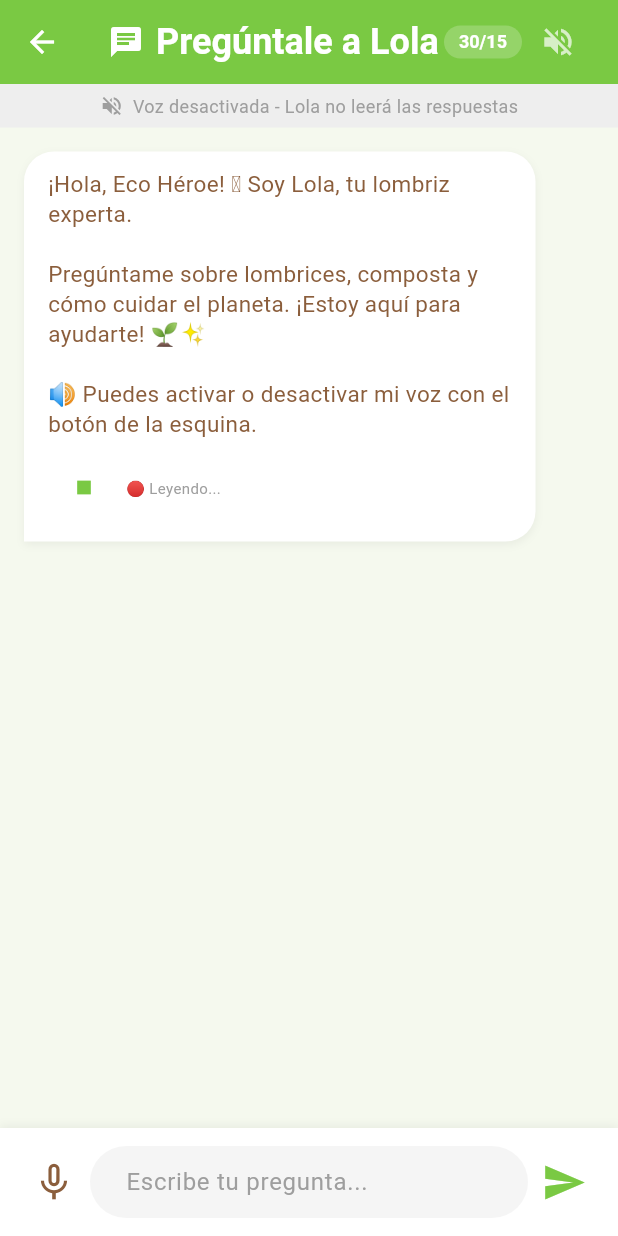
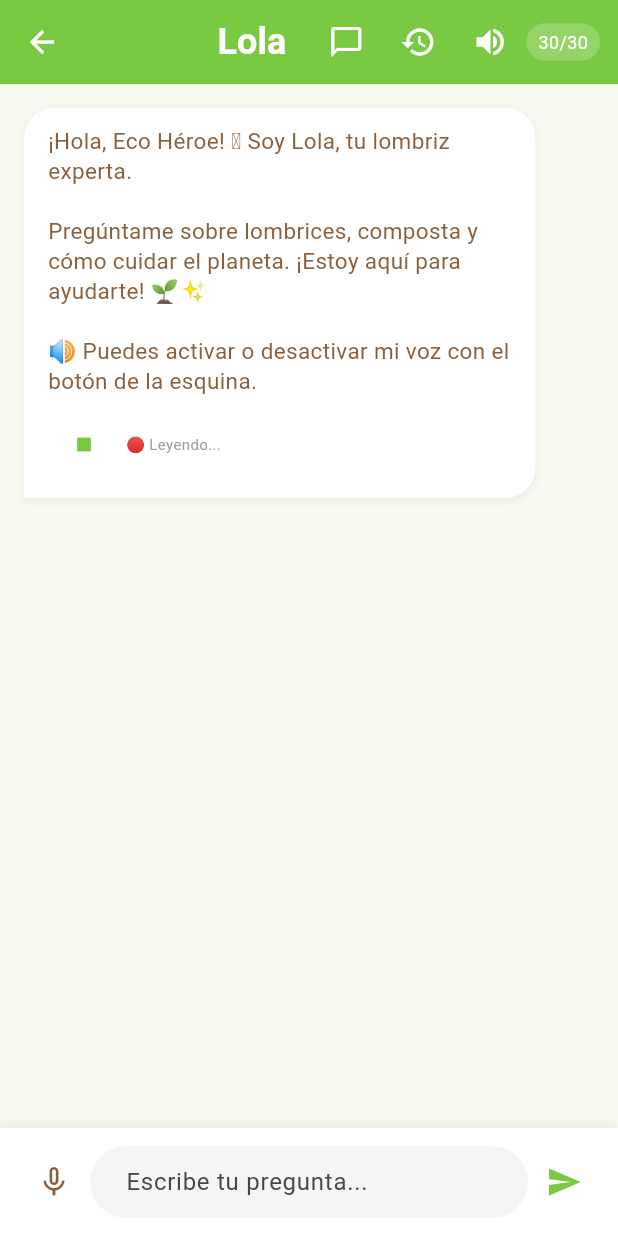
Before and after one commit to Davilui912/lombriaventura, a Flutter app: the ChatIAScreen screen opened directly, after a tap on the "volume up" icon, on a phone screen of 412 x 824 dp. Run offline on Flutter 3.47's test engine with Material 3 defaults, Android fonts, the phone set to English and light mode, and no system bars; our stand-ins replace connectivity_plus, flutter_tts, hive, hive_flutter, image_picker, speech_to_text; accounts and stored records are empty; Roboto replaces fonts that are missing (Fredoka, Nunito).

Commit message:
Arreglo de IA

```diff
--- /dev/null
+++ b/lib/models/conversacion.dart
@@ -0,0 +1,25 @@
+import 'package:hive/hive.dart';
+
+part 'conversacion.g.dart';
+
+@HiveType(typeId: 0)
+class Conversacion extends HiveObject {
+  @HiveField(0)
+  String id;
+
+  @HiveField(1)
+  String titulo;
+
+  @HiveField(2)
+  DateTime fecha;
+
+  @HiveField(3)
+  List<Map<String, String>> mensajes;
+
+  Conversacion({
+    required this.id,
+    required this.titulo,
+    required this.fecha,
+    required this.mensajes,
+  });
+}
--- a/lib/screens/chat_ia_screen.dart
+++ b/lib/screens/chat_ia_screen.dart
@@ -2,11 +2,15 @@ import 'package:flutter/material.dart';
 import 'package:flutter_tts/flutter_tts.dart';
 import 'package:speech_to_text/speech_to_text.dart';
 import '../config/theme.dart';
-//import '../services/ia_service.dart';
 import '../services/groq_service.dart';
+import '../services/conversacion_service.dart';
+import '../models/conversacion.dart';
+import 'historial_chat_screen.dart'; // Lo crearemos después
+import 'dart:math';
 
 class ChatIAScreen extends StatefulWidget {
-  const ChatIAScreen({super.key});
+  final String? conversacionId; // Para cargar conversación existente
+  const ChatIAScreen({super.key, this.conversacionId});
 
   @override
   State<ChatIAScreen> createState() => _ChatIAScreenState();
@@ -15,23 +19,81 @@ class ChatIAScreen extends StatefulWidget {
 class _ChatIAScreenState extends State<ChatIAScreen> {
   final TextEditingController _controller = TextEditingController();
   final ScrollController _scrollController = ScrollController();
-  //final IaService _iaService = IaService();
   final GroqService _iaService = GroqService();
   final FlutterTts _flutterTts = FlutterTts();
   final SpeechToText _speechToText = SpeechToText();
+  final ConversacionService _convService = ConversacionService();
 
   List<Map<String, String>> _mensajes = [];
   bool _isLoading = false;
   bool _isListening = false;
   bool _isSpeaking = false;
-  bool _vozAutomatica = false;  // ✅ Control de voz automática
+  bool _vozAutomatica = true;
+
+  String? _conversacionActualId;
+  String _conversacionTitulo = '';
 
   @override
   void initState() {
     super.initState();
     _initTTS();
     _initSpeech();
+    _cargarConversacion();
+  }
+
+  // ========== CARGAR CONVERSACIÓN ==========
+
+  Future<void> _cargarConversacion() async {
+    if (widget.conversacionId != null) {
+      final conversacion = await _convService.obtenerPorId(widget.conversacionId!);
+      if (conversacion != null) {
+        setState(() {
+          _mensajes = List.from(conversacion.mensajes);
+          _conversacionActualId = conversacion.id;
+          _conversacionTitulo = conversacion.titulo;
+        });
+        _scrollToBottom();
+        return;
+      }
+    }
     _agregarMensajeBienvenida();
+  }
+
+  void _agregarMensajeBienvenida() {
+    _mensajes = [{
+      'role': 'lola',
+      'content': '¡Hola, Eco Héroe! 🪱 Soy Lola, tu lombriz experta.\n\nPregúntame sobre lombrices, composta y cómo cuidar el planeta. ¡Estoy aquí para ayudarte! 🌱✨\n\n🔊 Puedes activar o desactivar mi voz con el botón de la esquina.',
+    }];
+    _conversacionActualId = null;
+    _conversacionTitulo = '';
+  }
+
+  // ✅ Guardar conversación automáticamente
+  Future<void> _guardarConversacion() async {
+    if (_mensajes.isEmpty) return;
+
+    // Solo guardar si hay más de 1 mensaje (bienvenida + alguna pregunta)
+    if (_mensajes.length <= 1) return;
+
+    final id = _conversacionActualId ?? DateTime.now().millisecondsSinceEpoch.toString();
+    final titulo = _conversacionTitulo.isEmpty && _mensajes.length > 1
+        ? _convService.generarTitulo(_mensajes[1]['content'] ?? 'Nueva conversación')
+        : _conversacionTitulo;
+
+    final conversacion = Conversacion(
+      id: id,
+      titulo: titulo,
+      fecha: DateTime.now(),
+      mensajes: List.from(_mensajes),
+    );
+
+    await _convService.guardarConversacion(conversacion);
+    if (_conversacionActualId == null) {
+      _conversacionActualId = id;
+    }
+    if (_conversacionTitulo.isEmpty && _mensajes.length > 1) {
+      _conversacionTitulo = titulo;
+    }
   }
 
   Future<void> _initTTS() async {
@@ -45,13 +107,6 @@ class _ChatIAScreenState extends State<ChatIAScreen> {
 
   Future<void> _initSpeech() async {
     await _speechToText.initialize();
-  }
-
-  void _agregarMensajeBienvenida() {
-    _mensajes.add({
-      'role': 'lola',
-      'content': '¡Hola, Eco Héroe! 🪱 Soy Lola, tu lombriz experta.\n\nPregúntame sobre lombrices, composta y cómo cuidar el planeta. ¡Estoy aquí para ayudarte! 🌱✨\n\n🔊 Puedes activar o desactivar mi voz con el botón de la esquina.',
-    });
   }
 
   void _scrollToBottom() {
@@ -70,6 +125,7 @@ class _ChatIAScreenState extends State<ChatIAScreen> {
     final pregunta = preguntaTexto ?? _controller.text.trim();
     if (pregunta.isEmpty) return;
 
+    // Agregar mensaje del usuario
     setState(() {
       _mensajes.add({'role': 'user', 'content': pregunta});
       _controller.clear();
@@ -86,7 +142,9 @@ class _ChatIAScreenState extends State<ChatIAScreen> {
       });
       _scrollToBottom();
 
-      // ✅ Solo leer automáticamente si la voz está activada
+      // ✅ Guardar conversación después de cada interacción
+      await _guardarConversacion();
+
       if (_vozAutomatica) {
         await _leerRespuesta(respuesta);
       }
@@ -99,6 +157,7 @@ class _ChatIAScreenState extends State<ChatIAScreen> {
         _isLoading = false;
       });
       _scrollToBottom();
+      await _guardarConversacion();
     }
   }
 
@@ -138,82 +197,101 @@ class _ChatIAScreenState extends State<ChatIAScreen> {
     }
   }
 
+  // ✅ Nueva conversación
+  void _nuevaConversacion() {
+    setState(() {
+      _mensajes = [];
+      _conversacionActualId = null;
+      _conversacionTitulo = '';
+      _agregarMensajeBienvenida();
+    });
+  }
+
+  // ✅ Ir al historial
+  void _verHistorial() async {
+    final result = await Navigator.push(
+      context,
+      MaterialPageRoute(builder: (_) => const HistorialChatScreen()),
+    );
+    if (result != null && result is String) {
+      _cargarConversacionPorId(result);
+    }
+  }
+
+  Future<void> _cargarConversacionPorId(String id) async {
+    final conversacion = await _convService.obtenerPorId(id);  // ✅ Con await
+    if (conversacion != null) {
+      setState(() {
+        _mensajes = List.from(conversacion.mensajes);
+        _conversacionActualId = conversacion.id;
+        _conversacionTitulo = conversacion.titulo;
+      });
+      _scrollToBottom();
+    }
+  }
+
   @override
   Widget build(BuildContext context) {
     final preguntasRestantes = _iaService.preguntasRestantesHoy;
 
     return Scaffold(
       appBar: AppBar(
-        title: Row(
-          children: [
-            const Icon(Icons.chat, color: Colors.white),
-            const SizedBox(width: 8),
-            const Text('Pregúntale a Lola'),
-            const Spacer(),
+        title: const Text('Lola'),
+        backgroundColor: AppTheme.verde,
+        actions: [
+          // ✅ Botón nueva conversación
+          IconButton(
+            icon: const Icon(Icons.chat_bubble_outline, color: Colors.white),
+            onPressed: _nuevaConversacion,
+            tooltip: 'Nueva conversación',
+          ),
+          // ✅ Botón historial
+          IconButton(
+            icon: const Icon(Icons.history, color: Colors.white),
+            onPressed: _verHistorial,
+            tooltip: 'Historial',
+          ),
+          // Botón de voz
+          IconButton(
+            icon: Icon(
+              _vozAutomatica ? Icons.volume_up : Icons.volume_off,
+              color: Colors.white,
+            ),
+            onPressed: () {
+              setState(() => _vozAutomatica = !_vozAutomatica);
+              if (!_vozAutomatica && _isSpeaking) _detenerLectura();
+            },
+          ),
+          // Contador
           Container(
-              padding: const EdgeInsets.symmetric(horizontal: 10, vertical: 4),
+            padding: const EdgeInsets.symmetric(horizontal: 8, vertical: 4),
+            margin: const EdgeInsets.only(right: 12),
             decoration: BoxDecoration(
               color: Colors.white.withValues(alpha: 0.2),
               borderRadius: BorderRadius.circular(20),
             ),
             child: Text(
-                '$preguntasRestantes/15',
-                style: const TextStyle(fontSize: 12),
+              '$preguntasRestantes/30',
+              style: const TextStyle(fontSize: 12, color: Colors.white),
             ),
-            ),
-            // ✅ Botón para activar/desactivar voz automática
-            IconButton(
-              icon: Icon(
-                _vozAutomatica ? Icons.volume_up : Icons.volume_off,
-                color: _vozAutomatica ? Colors.white : Colors.white70,
-              ),
-              onPressed: () {
-                setState(() {
-                  _vozAutomatica = !_vozAutomatica;
-                });
-                ScaffoldMessenger.of(context).showSnackBar(
-                  SnackBar(
-                    content: Text(
-                      _vozAutomatica
-                        ? '🔊 Voz de Lola ACTIVADA'
-                        : '🔇 Voz de Lola DESACTIVADA',
-                    ),
-                    duration: const Duration(seconds: 1),
-                  ),
-                );
-                if (!_vozAutomatica && _isSpeaking) {
-                  _detenerLectura();
-                }
-              },
-              tooltip: _vozAutomatica ? 'Desactivar voz' : 'Activar voz',
           ),
         ],
       ),
-        backgroundColor: AppTheme.verde,
-      ),
       body: Column(
         children: [
-          // ✅ Indicador cuando la voz está desactivada
           if (!_vozAutomatica)
             Container(
-              padding: const EdgeInsets.symmetric(vertical: 6),
-              decoration: BoxDecoration(
+              padding: const EdgeInsets.symmetric(vertical: 4),
               color: Colors.grey.shade200,
-              ),
               child: const Row(
                 mainAxisAlignment: MainAxisAlignment.center,
                 children: [
-                  Icon(Icons.volume_off, size: 16, color: Colors.grey),
-                  SizedBox(width: 6),
-                  Text(
-                    'Voz desactivada - Lola no leerá las respuestas',
-                    style: TextStyle(fontSize: 12, color: Colors.grey),
-                  ),
+                  Icon(Icons.volume_off, size: 14, color: Colors.grey),
+                  SizedBox(width: 4),
+                  Text('Voz desactivada', style: TextStyle(fontSize: 11)),
                 ],
               ),
             ),
-
-          // Lista de mensajes
           Expanded(
             child: ListView.builder(
               controller: _scrollController,
@@ -231,8 +309,6 @@ class _ChatIAScreenState extends State<ChatIAScreen> {
               },
             ),
           ),
-
-          // Área de entrada
           _buildInputArea(),
         ],
       ),
@@ -276,7 +352,6 @@ class _ChatIAScreenState extends State<ChatIAScreen> {
                   height: 1.3,
                 ),
               ),
-              // ✅ Botón manual "Escuchar" (siempre visible para mensajes de Lola)
               if (!esUsuario)
                 Padding(
                   padding: const EdgeInsets.only(top: 8),
@@ -349,34 +424,26 @@ class _ChatIAScreenState extends State<ChatIAScreen> {
               color: _isListening ? Colors.red : AppTheme.cafe,
             ),
             onPressed: _escucharPregunta,
-            iconSize: 30,
           ),
           Expanded(
             child: TextField(
               controller: _controller,
               decoration: InputDecoration(
                 hintText: 'Escribe tu pregunta...',
-                hintStyle: const TextStyle(color: Colors.grey),
                 border: OutlineInputBorder(
                   borderRadius: BorderRadius.circular(30),
                   borderSide: BorderSide.none,
                 ),
                 filled: true,
                 fillColor: Colors.grey.shade100,
-                contentPadding: const EdgeInsets.symmetric(
-                  horizontal: 20,
-                  vertical: 12,
+                contentPadding: const EdgeInsets.symmetric(horizontal: 20, vertical: 10),
               ),
-              ),
-              maxLines: 3,
-              minLines: 1,
               onSubmitted: (_) => _enviarMensaje(),
             ),
           ),
           IconButton(
             icon: const Icon(Icons.send, color: AppTheme.verde),
             onPressed: () => _enviarMensaje(),
-            iconSize: 30,
           ),
         ],
       ),
--- a/lib/services/groq_service.dart
+++ b/lib/services/groq_service.dart
@@ -81,7 +81,8 @@ RESPUESTA DE LOLA:
             {'role': 'user', 'content': prompt},
           ],
           'temperature': 0.7,
-          'max_tokens': 250,
+          'max_tokens': 900,
+          'top_p': 0.95,
         }),
       );
 
--- a/lib/services/ia_service.dart
+++ b/lib/services/ia_service.dart
@@ -104,9 +104,8 @@ class IaService {
     }
 
     if (preguntaLower.contains('emprendimiento') || preguntaLower.contains('vender') || preguntaLower.contains('dinero')) {
-      return '💰 ¡Sí! Puedes vender humus (composta) a $50-100 MXN por kilo, lixiviado a $30-50 MXN por litro, o vender lombrices a $100-200 MXN por 100. ¡Ayudas al planeta y ganas dinero! 🪱✨';
+  return '💰 ¡Sí! Puedes vender humus (composta) a \$50-100 MXN por kilo, lixiviado a \$30-50 MXN por litro, o vender lombrices a \$100-200 MXN por 100. ¡Ayudas al planeta y ganas dinero! 🪱✨';
     }
-
     if (preguntaLower.contains('problemas') || preguntaLower.contains('contaminacion') || preguntaLower.contains('basura')) {
       return '⚠️ La basura mezclada en vertederos produce LIXIVIADO TÓXICO que contamina el agua y el suelo. Por eso separamos los residuos orgánicos y hacemos composta. ¡Tú puedes ayudar! 🌍';
     }
--- a/pubspec.yaml
+++ b/pubspec.yaml
@@ -44,6 +44,8 @@ dependencies:
   uuid: ^4.5.3
 
 dev_dependencies:
+  build_runner: ^2.4.0
+  hive_generator: ^2.0.0
   flutter_test:
     sdk: flutter
   flutter_lints: ^5.0.0
```
Also changed, not shown: lib/main.dart (+11 -3 lines), lib/screens/historial_chat_screen.dart (added, +116 -0 lines), lib/services/conversacion_service.dart (added, +52 -0 lines), lib/models/conversacion.g.dart (added), pubspec.lock. Lines whose indentation alone changed are shown as unchanged.
